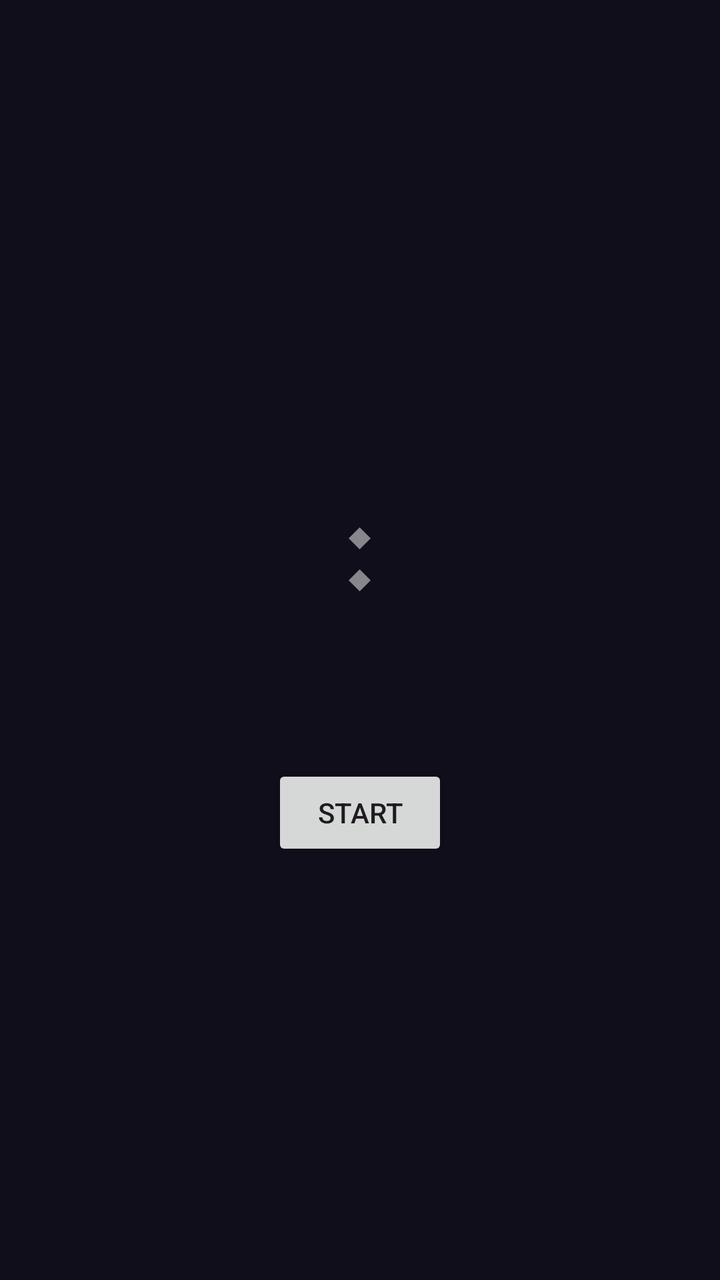
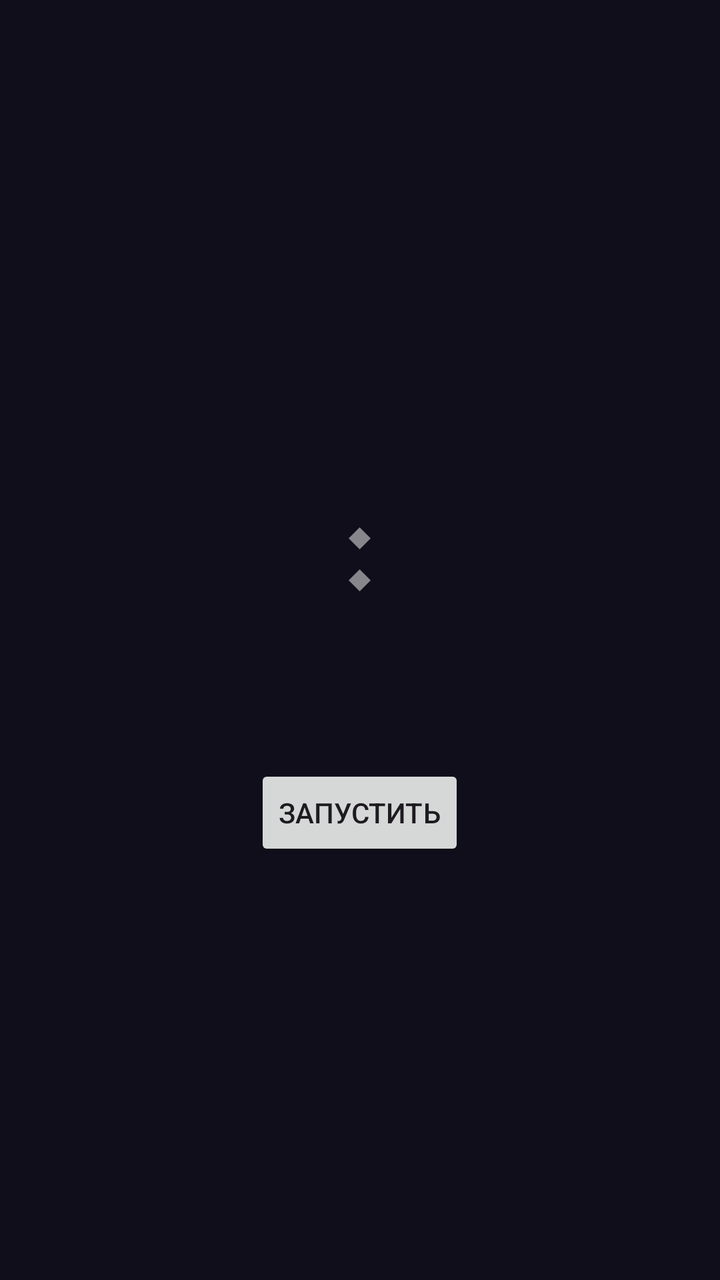

An Android layout rendered at two revisions. The XML below is the earlier revision; the diff shows what the commit changed to produce the second picture.
<!-- AndroidManifest.xml: application theme Theme.WorldRadio -->
<!-- res/layout/fragment_alarm.xml -->
<?xml version="1.0" encoding="utf-8"?>
<LinearLayout xmlns:android="http://schemas.android.com/apk/res/android"
    xmlns:tools="http://schemas.android.com/tools"
    android:orientation="vertical"
    android:padding="24dp"
    android:gravity="center"
    android:background="@color/background"
    android:layout_width="match_parent"
    android:layout_height="match_parent">

    <LinearLayout
        android:layout_width="wrap_content"
        android:layout_height="141dp"
        android:gravity="center"
        android:orientation="horizontal">

        <androidx.recyclerview.widget.RecyclerView
            android:id="@+id/hourWheel"
            android:layout_width="60dp"
            android:layout_height="wrap_content"
            android:clipToPadding="false"
            android:paddingVertical="50dp" />

        <ImageView
            android:id="@+id/dotDivider1"
            android:layout_width="wrap_content"
            android:layout_height="wrap_content"
            android:layout_gravity="center"
            android:src="@drawable/romb"
            tools:ignore="ContentDescription" />

        <androidx.recyclerview.widget.RecyclerView
            android:id="@+id/minuteWheel"
            android:layout_width="60dp"
            android:layout_height="wrap_content"
            android:clipToPadding="false"
            android:paddingVertical="50dp"/>
    </LinearLayout>

    <Button
        android:id="@+id/startButton"
        android:layout_width="wrap_content"
        android:layout_height="wrap_content"
        android:text="Start"
        android:layout_marginTop="32dp"/>

</LinearLayout>
<!-- resources referenced by this layout -->
<resources>
  <color name="background">#100E1B</color>
  <!-- drawable romb (drawable) -->
  <vector xmlns:android="http://schemas.android.com/apk/res/android"
      android:width="11dp"
      android:height="32dp"
      android:viewportWidth="11"
      android:viewportHeight="32">
    <group>
      <clip-path
          android:pathData="M0,0h11v11h-11z"/>
      <path
          android:pathData="M5.5,-0L-0,5.5L5.5,11L11,5.5L5.5,-0Z"
          android:strokeAlpha="0.5"
          android:fillColor="#ffffff"
          android:fillAlpha="0.5"/>
    </group>
    <group>
      <clip-path
          android:pathData="M0,21h11v11h-11z"/>
      <path
          android:pathData="M5.5,21L-0,26.5L5.5,32L11,26.5L5.5,21Z"
          android:strokeAlpha="0.5"
          android:fillColor="#ffffff"
          android:fillAlpha="0.5"/>
    </group>
  </vector>
  <style name="Theme.WorldRadio" parent="Base.Theme.WorldRadio" />
  <style name="Base.Theme.WorldRadio" parent="Theme.Material3.DayNight.NoActionBar">
          
          
      </style>
</resources>

<!-- the commit's change to res/layout/fragment_alarm.xml (unified diff, before → after) -->
@@ -41,7 +41,7 @@
         android:id="@+id/startButton"
         android:layout_width="wrap_content"
         android:layout_height="wrap_content"
-        android:text="Start"
+        android:text="Запустить"
         android:layout_marginTop="32dp"/>
 
 </LinearLayout>
